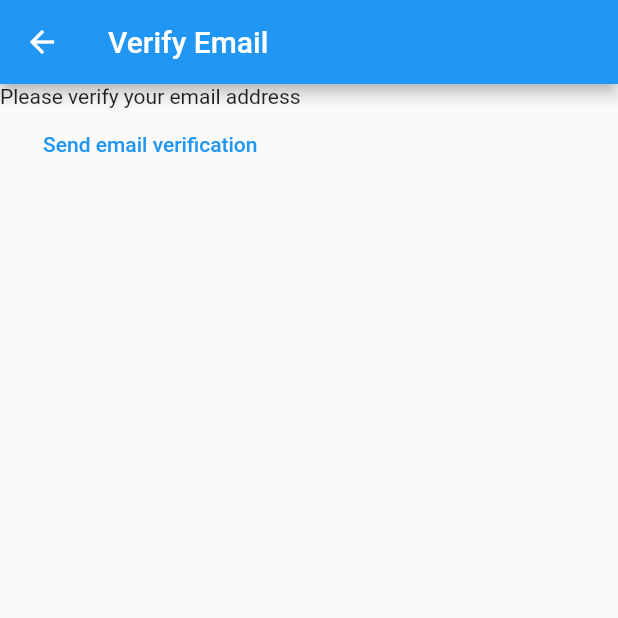
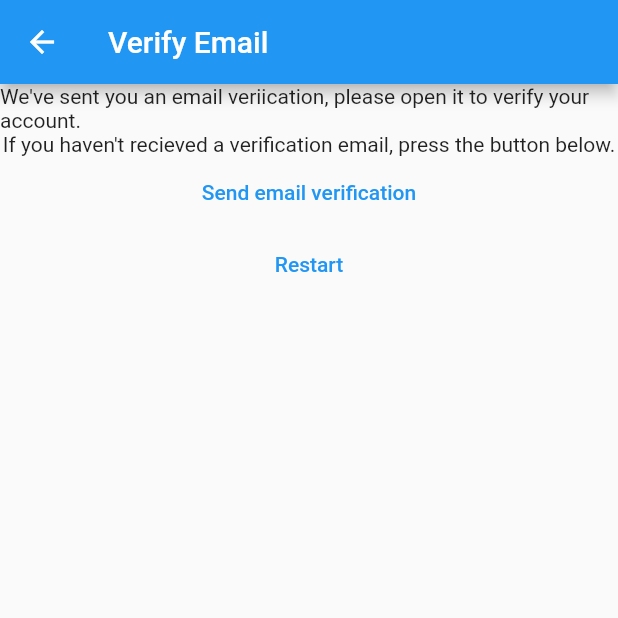
Before and after one commit to Divy2000/My-Notes-Flutter, a Flutter app: the VerifyEmailView screen opened directly, on a phone screen of 412 x 824 dp, the top half of it. Run offline on Flutter 3.47's test engine with Material 2 defaults, Android fonts, the phone set to English and light mode, and no system bars; our stand-ins replace firebase_auth, firebase_core; accounts and stored records are empty.

Commit message:
very email modified

```diff
--- a/lib/constants/routes.dart
+++ b/lib/constants/routes.dart
@@ -1,3 +1,4 @@
 const loginRoute = '/login/';
 const registerRoute = '/register/';
 const notesRoute = '/notes/';
+const verifyEmailRoute = '/verify-email/';
--- a/lib/main.dart
+++ b/lib/main.dart
@@ -21,6 +21,7 @@ void main() {
         loginRoute: ((context) => const LoginView()),
         registerRoute: ((context) => const RegisterView()),
         notesRoute: ((context) => const NotesView()),
+        verifyEmailRoute: ((context) => const VerifyEmailView()),
       },
     ),
   );
--- a/lib/views/verify_email_view.dart
+++ b/lib/views/verify_email_view.dart
@@ -1,5 +1,6 @@
 import 'package:firebase_auth/firebase_auth.dart';
 import 'package:flutter/material.dart';
+import 'package:mynotes/constants/routes.dart';
 
 class VerifyEmailView extends StatefulWidget {
   const VerifyEmailView({Key? key}) : super(key: key);
@@ -14,13 +15,26 @@ class _VerifyEmailViewState extends State<VerifyEmailView> {
     return Scaffold(
       appBar: AppBar(title: const Text('Verify Email')),
       body: Column(children: [
-        const Text('Please verify your email address'),
+        const Text(
+            "We've sent you an email veriication, please open it to verify your account."),
+        const Text(
+            "If you haven't recieved a verification email, press the button below."),
         TextButton(
             onPressed: () async {
               final user = FirebaseAuth.instance.currentUser;
               await user?.sendEmailVerification();
             },
             child: const Text('Send email verification')),
+        TextButton(
+          onPressed: () async {
+            await FirebaseAuth.instance.signOut();
+            Navigator.of(context).pushNamedAndRemoveUntil(
+              registerRoute,
+              (route) => false,
+            );
+          },
+          child: const Text('Restart'),
+        )
       ]),
     );
   }
```
Also changed, not shown: lib/views/register_view.dart (+20 -12 lines).
